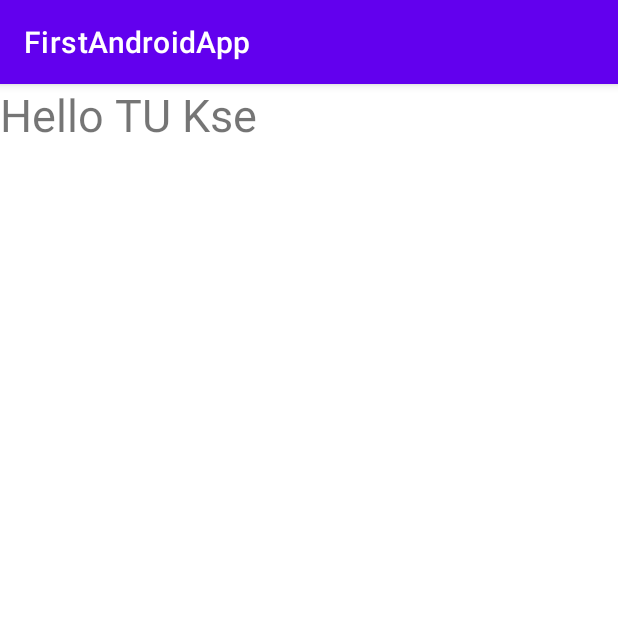
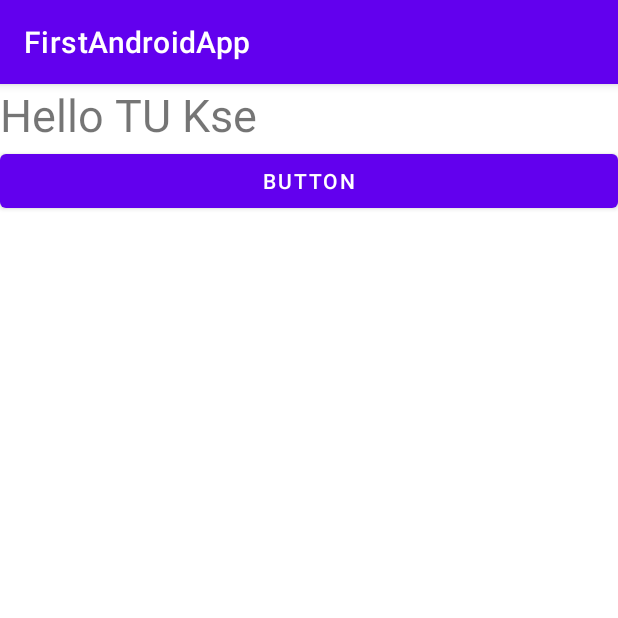
Before and after one commit to aungkyawhtwe1998/FirstAndroidApp, an Android app: the screen it shows after launch (MainActivity), on a phone screen of 412 x 824 dp, the top half of it. Run offline under Robolectric (Android 15) with nearby library versions, the phone set to English and light mode, and no system bars.

Commit message:
Second Commit

```diff
--- a/app/src/main/java/com/akh/firstandroidapp/MainActivity.java
+++ b/app/src/main/java/com/akh/firstandroidapp/MainActivity.java
@@ -3,12 +3,15 @@ package com.akh.firstandroidapp;
 import androidx.appcompat.app.AppCompatActivity;
 
 import android.os.Bundle;
+import android.widget.Button;
 
 public class MainActivity extends AppCompatActivity {
 
+    Button btn;
     @Override
     protected void onCreate(Bundle savedInstanceState) {
         super.onCreate(savedInstanceState);
         setContentView(R.layout.activity_main);
+        btn = findViewById(R.id.btn);
     }
 }
--- a/app/src/main/res/layout/activity_main.xml
+++ b/app/src/main/res/layout/activity_main.xml
@@ -4,14 +4,17 @@
     xmlns:tools="http://schemas.android.com/tools"
     android:layout_width="match_parent"
     android:layout_height="match_parent"
+    android:orientation="vertical"
     tools:context=".MainActivity">
     <TextView
         android:layout_width="match_parent"
         android:layout_height="wrap_content"
         android:text="Hello TU Kse"
         android:textSize="30sp"/>
-
-
-
+    <Button
+        android:layout_width="match_parent"
+        android:id="@+id/btn"
+        android:layout_height="wrap_content"
+        android:text="Button"/>
 
 </LinearLayout>
```
